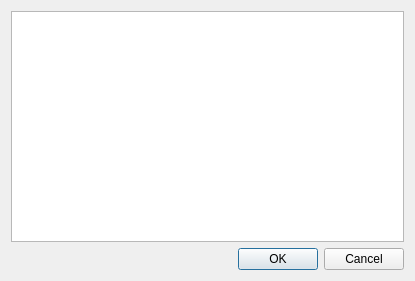
Old version of the form ksirkskineditor/ksirkskineditorcountriesselectiondialog.ui in the repository KDE/ksirk.
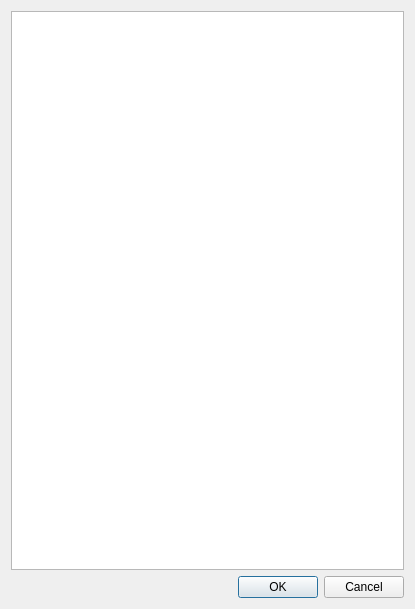
New version of the form. Custom widgets are drawn as their Qt base class.

The edit to the form file:
```diff
--- a/ksirkskineditor/ksirkskineditorcountriesselectiondialog.ui
+++ b/ksirkskineditor/ksirkskineditorcountriesselectiondialog.ui
@@ -6,7 +6,7 @@
     <x>0</x>
     <y>0</y>
     <width>415</width>
-    <height>281</height>
+    <height>609</height>
    </rect>
   </property>
   <property name="windowTitle" >
```
